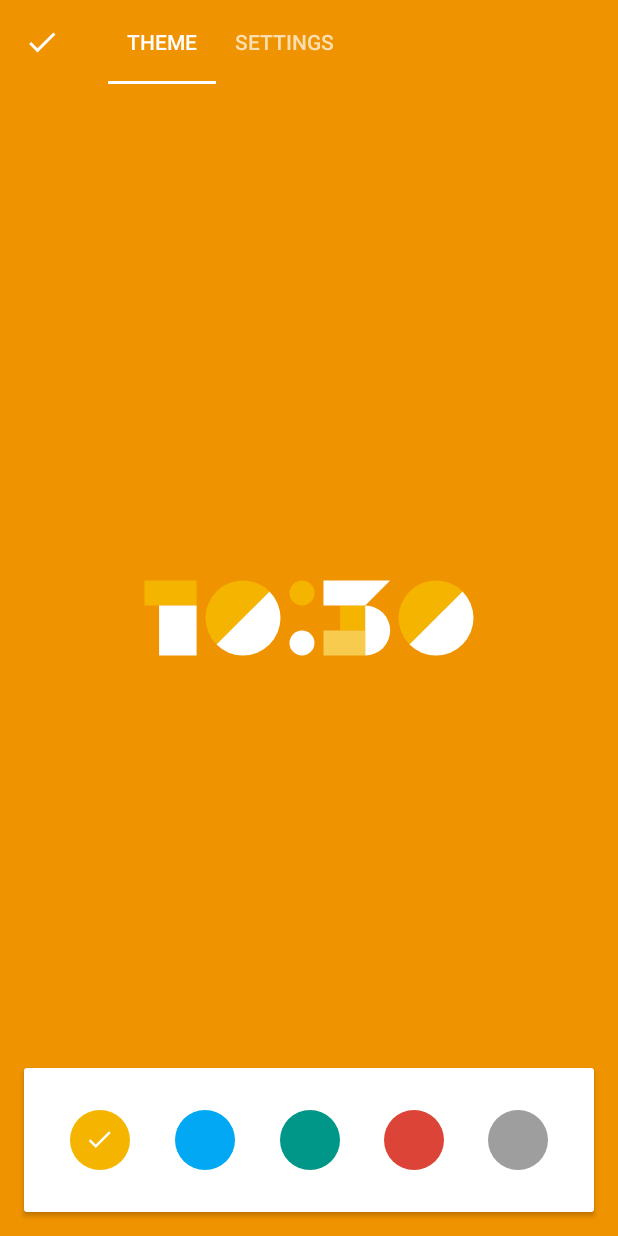
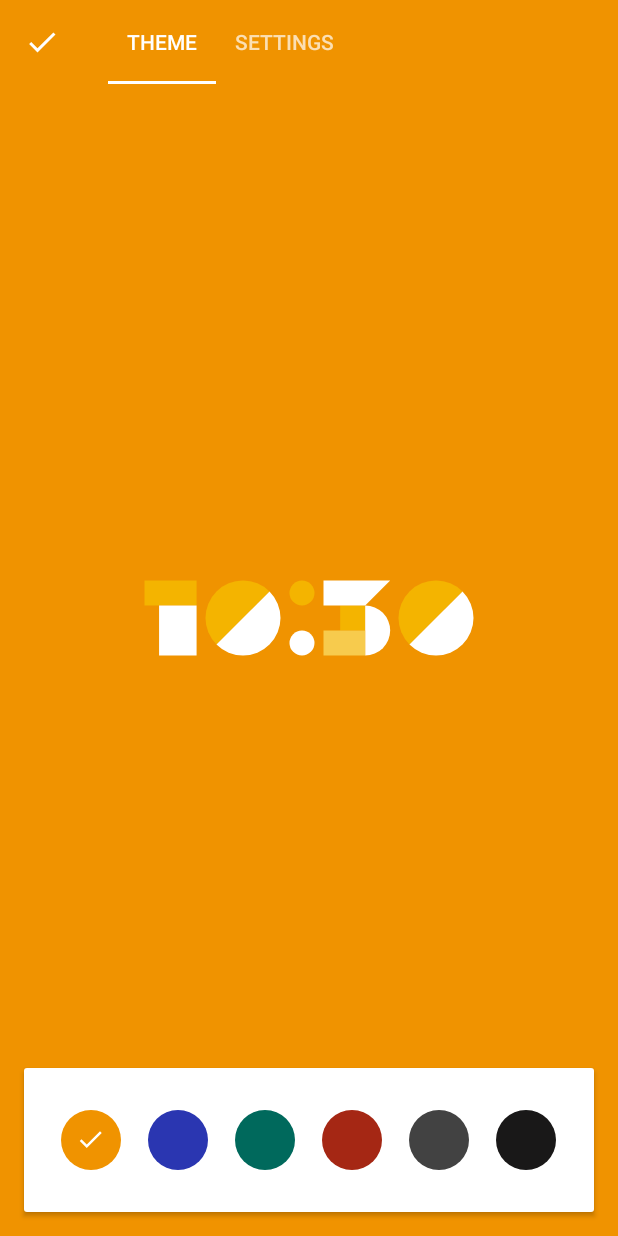
Before and after one commit to 1hakr/AWatch, an Android app: the screen it shows after launch (CompanionConfigActivity), on a phone screen of 412 x 824 dp. Run offline under Robolectric (Android 15) with nearby library versions, the phone set to English and light mode, and no system bars; libraries missing offline, so code that uses them is left out: androidx.palette.graphics; 2 statements that could not run were skipped.

Commit message:
add dark theme

```diff
--- a/app/src/main/java/dev/dworks/apps/awatch/CompanionConfigActivity.java
+++ b/app/src/main/java/dev/dworks/apps/awatch/CompanionConfigActivity.java
@@ -220,7 +220,7 @@ public class CompanionConfigActivity extends Activity
                     ResourcesCompat.getDrawable(getResources(), R.drawable.theme_item_bg, getTheme()).mutate();
 
             GradientDrawable gd = (GradientDrawable) bgDrawable.findDrawableByLayerId(R.id.color);
-            gd.setColor(ResourcesCompat.getColor(getResources(), theme.midRes, getTheme()));
+            gd.setColor(ResourcesCompat.getColor(getResources(), theme.defaultRes, getTheme()));
             holder.button.setBackground(bgDrawable);
 
             holder.button.setOnClickListener(new View.OnClickListener() {
@@ -362,7 +362,7 @@ public class CompanionConfigActivity extends Activity
                     ResourcesCompat.getColor(res, theme.midRes, getTheme()),
                     WHITE);
             clockContainerView.setBackgroundColor(
-                    ResourcesCompat.getColor(res, theme.darkRes, getTheme()));
+                    ResourcesCompat.getColor(res, theme.defaultRes, getTheme()));
         }
     }
 
--- a/app/src/main/java/dev/dworks/apps/awatch/FormDaydreamService.java
+++ b/app/src/main/java/dev/dworks/apps/awatch/FormDaydreamService.java
@@ -1,7 +1,6 @@
 package dev.dworks.apps.awatch;
 
 import android.content.SharedPreferences;
-import android.content.res.Resources;
 import android.graphics.Color;
 import android.preference.PreferenceManager;
 import android.service.dreams.DreamService;
@@ -9,6 +8,7 @@ import android.view.ViewGroup;
 import android.widget.ImageView;
 
 import androidx.core.content.ContextCompat;
+
 import dev.dworks.apps.awatch.common.FormClockView;
 import dev.dworks.apps.awatch.common.config.ConfigHelper;
 import dev.dworks.apps.awatch.common.config.Themes;
@@ -49,6 +49,6 @@ public class FormDaydreamService extends DreamService {
                 ContextCompat.getColor(this, theme.midRes),
                 Color.WHITE);
         mMainClockContainerView.setBackgroundColor(
-                ContextCompat.getColor(this, theme.darkRes));
+                ContextCompat.getColor(this, theme.defaultRes));
     }
 }
--- a/common/src/main/java/dev/dworks/apps/awatch/common/config/Themes.java
+++ b/common/src/main/java/dev/dworks/apps/awatch/common/config/Themes.java
@@ -33,6 +33,7 @@ public class Themes {
             new Theme("teal", R.color.form_teal_light, R.color.form_teal_mid, R.color.form_teal_dark),
             new Theme("red", R.color.form_red_light, R.color.form_red_mid, R.color.form_red_dark),
             new Theme("gray", R.color.form_gray_light, R.color.form_gray_mid, R.color.form_gray_dark),
+            new Theme("black", R.color.form_black_default, R.color.form_blue_light, R.color.form_blue_mid, R.color.form_blue_dark),
     };
 
     public static Theme MUZEI_THEME = new Theme("muzei", 0, 0, 0);
@@ -57,10 +58,20 @@ public class Themes {
         public int lightRes;
         public int midRes;
         public int darkRes;
+        public int defaultRes;
         public String id;
 
         private Theme(String id, int lightRes, int midRes, int darkRes) {
             this.id = id;
+            this.defaultRes = darkRes;
+            this.lightRes = lightRes;
+            this.midRes = midRes;
+            this.darkRes = darkRes;
+        }
+
+        private Theme(String id, int defaultRes, int lightRes, int midRes, int darkRes) {
+            this.id = id;
+            this.defaultRes = defaultRes;
             this.lightRes = lightRes;
             this.midRes = midRes;
             this.darkRes = darkRes;
--- a/common/src/main/res/values/colors.xml
+++ b/common/src/main/res/values/colors.xml
@@ -36,6 +36,11 @@
     <color name="form_gray_mid">#9E9E9E</color>
     <color name="form_gray_light">#BDBDBD</color>
 
+    <color name="form_black_default">#191818</color>
+    <color name="form_black_dark">#2A36B1</color>
+    <color name="form_black_mid">#02A8F3</color>
+    <color name="form_black_light">#4EC2F6</color>
+
     <color name="colorPrimary">#F09300</color>
 
 </resources>
--- a/watchface/src/main/java/dev/dworks/apps/awatch/config/ConfigAdapter.java
+++ b/watchface/src/main/java/dev/dworks/apps/awatch/config/ConfigAdapter.java
@@ -459,7 +459,7 @@ public class ConfigAdapter extends WearableRecyclerView.Adapter {
                     ContextCompat.getColor(mContext,theme.midRes),
                     Color.WHITE);
 
-            int currentBackgroundColor = ContextCompat.getColor(mContext, theme.darkRes);
+            int currentBackgroundColor = ContextCompat.getColor(mContext, theme.defaultRes);
 
             PorterDuffColorFilter backgroundColorFilter =
                     new PorterDuffColorFilter(currentBackgroundColor, PorterDuff.Mode.SRC_ATOP);
--- a/watchface/src/main/java/dev/dworks/apps/awatch/helper/ColorAdapter.java
+++ b/watchface/src/main/java/dev/dworks/apps/awatch/helper/ColorAdapter.java
@@ -71,7 +71,7 @@ public class ColorAdapter extends WearableRecyclerView.Adapter {
             } else {
                 theme = Themes.THEMES[position];
                 ((GradientDrawable) circleView.getDrawable()).setColor(
-                        ContextCompat.getColor(mActivity,theme.darkRes));
+                        ContextCompat.getColor(mActivity,theme.defaultRes));
             }
             itemView.setTag(theme.id);
         }
--- a/watchface/src/main/java/dev/dworks/apps/awatch/watchface/FormWatchFace.java
+++ b/watchface/src/main/java/dev/dworks/apps/awatch/watchface/FormWatchFace.java
@@ -54,11 +54,12 @@ import android.view.SurfaceHolder;
 import android.view.WindowInsets;
 import android.view.animation.DecelerateInterpolator;
 
+import androidx.core.content.ContextCompat;
+
 import com.google.android.apps.muzei.api.MuzeiContract;
 
 import java.util.Calendar;
 
-import androidx.core.content.ContextCompat;
 import dev.dworks.apps.awatch.R;
 import dev.dworks.apps.awatch.common.FormClockRenderer;
 import dev.dworks.apps.awatch.common.MathUtil;
@@ -689,7 +690,7 @@ public class FormWatchFace extends CanvasWatchFaceService {
                 mDrawMuzeiBitmap = true;
             } else {
                 Context context = getBaseContext();
-                mBackgroundPaint.setColor(ContextCompat.getColor(context, theme.darkRes));
+                mBackgroundPaint.setColor(ContextCompat.getColor(context, theme.defaultRes));
                 mNormalPaints.fills[0].setColor(ContextCompat.getColor(context, theme.lightRes));
                 mNormalPaints.fills[1].setColor(ContextCompat.getColor(context, theme.midRes));
                 mNormalPaints.fills[2].setColor(Color.WHITE);
```
